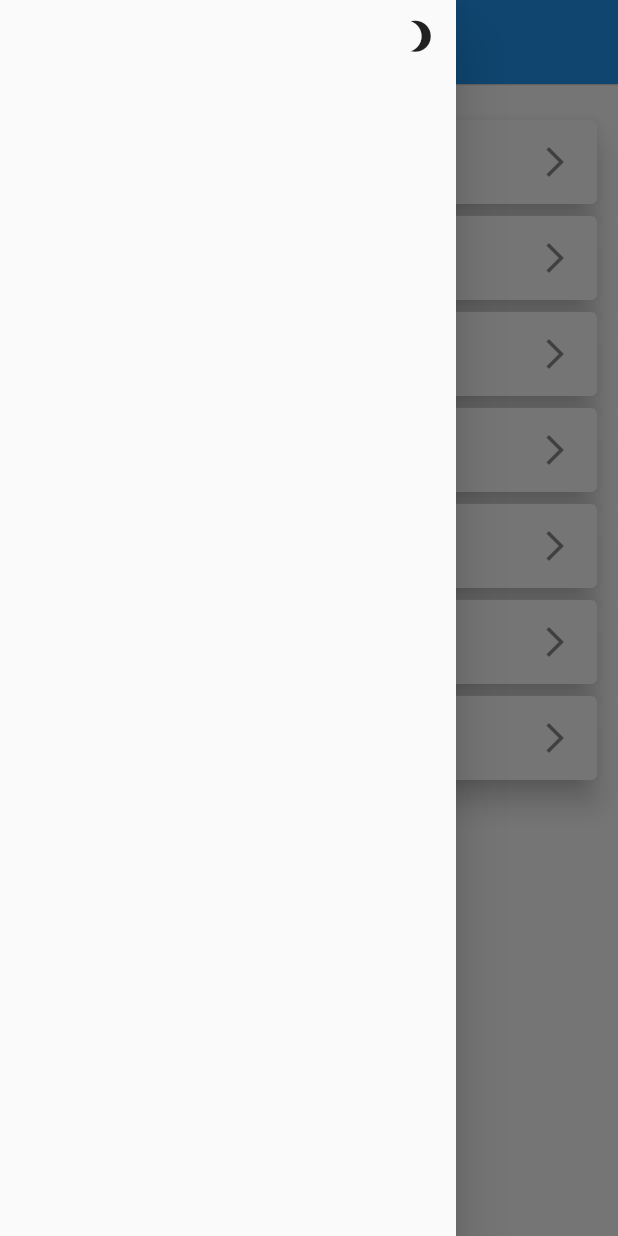
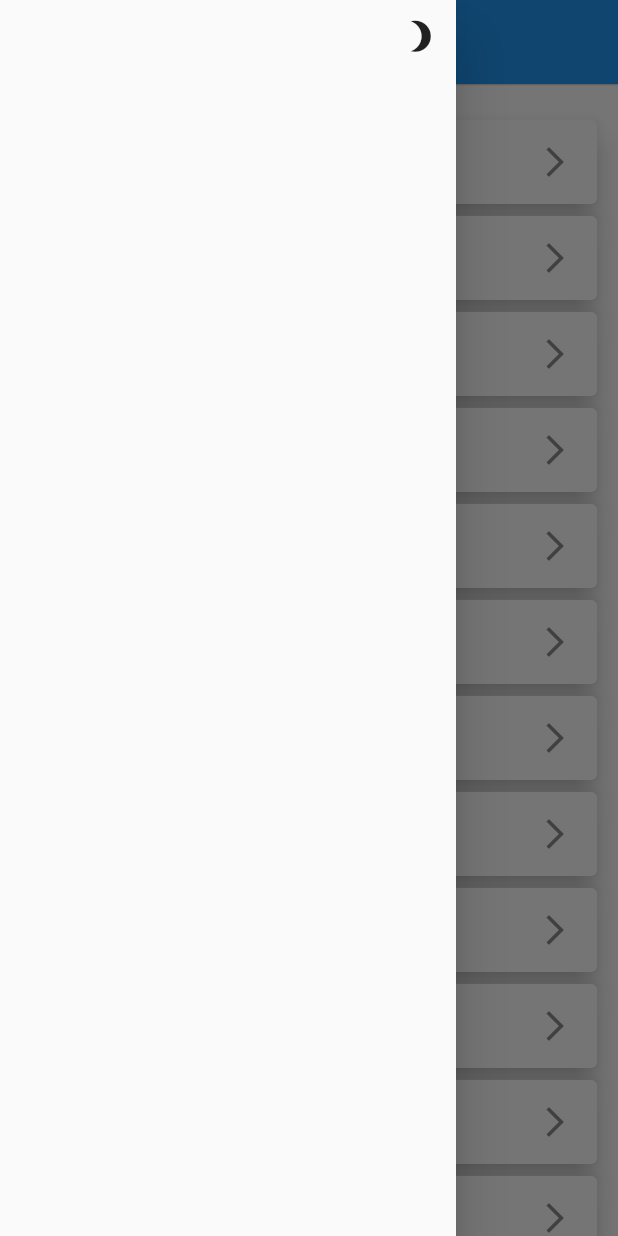
Before and after one commit to H3inAK/AnimeApp, a Flutter app: the screen it shows after launch, with the side drawer open, on a phone screen of 412 x 824 dp. Run offline on Flutter 3.47's test engine with Material 2 defaults, Android fonts, the phone set to English and light mode, and no system bars; our stand-ins replace animated_theme_switcher, flutter_rating_bar, shared_preferences.

```diff
--- /dev/null
+++ b/lib/models/data.dart
@@ -0,0 +1,8 @@
+import 'package:flutter/widgets.dart';
+
+class Data {
+  final String title;
+  final Widget widget;
+
+  Data({this.title, this.widget});
+}
--- a/lib/screens/home_screen.dart
+++ b/lib/screens/home_screen.dart
@@ -3,10 +3,12 @@ import 'package:flutter/material.dart';
 import 'package:animated_theme_switcher/animated_theme_switcher.dart';
 
 import '../themes/theme_service.dart';
+import '../models/data.dart';
 import './search_screen.dart';
 import './all_movie_series.dart';
 import './popular_movie_series.dart';
 import './trending_series.dart';
+import './categories_screen.dart';
 
 class HomeScreen extends StatefulWidget {
   HomeScreen({Key key}) : super(key: key);
@@ -16,6 +18,61 @@ class HomeScreen extends StatefulWidget {
 }
 
 class _HomeScreenState extends State<HomeScreen> {
+  List<Data> cardList = <Data>[
+    Data(
+      title: "All anime Series",
+      widget: AllMovieSeriesScreen("Anime"),
+    ),
+    Data(
+      title: "All manga Series",
+      widget: AllMovieSeriesScreen("Manga"),
+    ),
+    Data(
+      title: "Popular Anime Series",
+      widget: PopularMovieSeries("Anime"),
+    ),
+    Data(
+      title: "Popular Manga Series",
+      widget: PopularMovieSeries("Manga"),
+    ),
+    Data(
+      title: "Trending Anime Series",
+      widget: TrendingSeries("Anime"),
+    ),
+    Data(
+      title: "Trending Manga Series",
+      widget: TrendingSeries("Manga"),
+    ),
+    Data(
+      title: "Adventure Anime Series",
+      widget: CategoySeries("Anime", "Adventure"),
+    ),
+    Data(
+      title: "Romance Anime Series",
+      widget: CategoySeries("Anime", "Romance"),
+    ),
+    Data(
+      title: "Action Anime Series",
+      widget: CategoySeries("Anime", "Action"),
+    ),
+    Data(
+      title: "Adventure Manga Series",
+      widget: CategoySeries("Manga", "Adventure"),
+    ),
+    Data(
+      title: "Romance Manga Series",
+      widget: CategoySeries("Manga", "Romance"),
+    ),
+    Data(
+      title: "Action Manga Series",
+      widget: CategoySeries("Manga", "Action"),
+    ),
+    Data(
+      title: "Search Anime Series",
+      widget: SearchScreen(),
+    ),
+  ];
+
   @override
   Widget build(BuildContext context) {
     return ThemeSwitchingArea(
@@ -67,19 +124,20 @@ class _HomeScreenState extends State<HomeScreen> {
           ),
           centerTitle: true,
         ),
-        body: ListView(
+        body: ListView.builder(
           padding: EdgeInsets.symmetric(
             vertical: 20,
             horizontal: 10,
           ),
-          children: [
-            Card(
+          itemCount: cardList.length,
+          itemBuilder: (ctx, i) {
+            return Card(
               elevation: 8,
               child: ListTile(
                 onTap: () {
                   Navigator.of(context).push(
                     CupertinoPageRoute(
-                      builder: (ctx) => AllMovieSeriesScreen("Anime"),
+                      builder: (ctx) => cardList[i].widget,
                     ),
                   );
                 },
@@ -87,115 +145,12 @@ class _HomeScreenState extends State<HomeScreen> {
                   borderRadius: BorderRadius.circular(8),
                 ),
                 title: Text(
-                  "Anime Series",
+                  cardList[i].title,
                 ),
                 trailing: Icon(Icons.arrow_forward_ios),
               ),
-            ),
-            Card(
-              elevation: 8,
-              child: ListTile(
-                onTap: () {
-                  Navigator.of(context).push(
-                    CupertinoPageRoute(
-                      builder: (ctx) => AllMovieSeriesScreen("Manga"),
-                    ),
-                  );
-                },
-                shape: RoundedRectangleBorder(
-                  borderRadius: BorderRadius.circular(8),
-                ),
-                title: Text(
-                  "Manga Series",
-                ),
-                trailing: Icon(Icons.arrow_forward_ios),
-              ),
-            ),
-            Card(
-              elevation: 8,
-              child: ListTile(
-                onTap: () {
-                  Navigator.of(context).push(
-                    CupertinoPageRoute(
-                      builder: (ctx) => PopularMovieSeries("Anime"),
-                    ),
-                  );
-                },
-                title: Text(
-                  "Popular Anime Series",
-                  style: TextStyle(
-                    color: Colors.black54,
-                    // fontSize: 18,
-                  ),
-                ),
-                trailing: Icon(Icons.arrow_forward_ios),
-              ),
-            ),
-            Card(
-              elevation: 8,
-              child: ListTile(
-                onTap: () {
-                  Navigator.of(context).push(
-                    CupertinoPageRoute(
-                      builder: (ctx) => PopularMovieSeries("Manga"),
-                    ),
-                  );
-                },
-                title: Text(
-                  "Popular Manga Series",
-                ),
-                trailing: Icon(Icons.arrow_forward_ios),
-              ),
-            ),
-            Card(
-              elevation: 8,
-              child: ListTile(
-                onTap: () {
-                  Navigator.of(context).push(
-                    CupertinoPageRoute(
-                      builder: (ctx) => TrendingSeries("Anime"),
-                    ),
-                  );
-                },
-                title: Text(
-                  "Trending Anime Series",
-                ),
-                trailing: Icon(Icons.arrow_forward_ios),
-              ),
-            ),
-            Card(
-              elevation: 8,
-              child: ListTile(
-                onTap: () {
-                  Navigator.of(context).push(
-                    CupertinoPageRoute(
-                      builder: (ctx) => TrendingSeries("Manga"),
-                    ),
-                  );
-                },
-                title: Text(
-                  "Trending Manga Series",
-                ),
-                trailing: Icon(Icons.arrow_forward_ios),
-              ),
-            ),
-            Card(
-              elevation: 8,
-              child: ListTile(
-                onTap: () {
-                  Navigator.of(context).push(
-                    CupertinoPageRoute(
-                      builder: (ctx) => SearchScreen(),
-                    ),
-                  );
-                },
-                title: Text(
-                  "Search Implementation",
-                ),
-                trailing: Icon(Icons.arrow_forward_ios),
-              ),
-            ),
-          ],
+            );
+          },
         ),
       ),
     );
--- a/lib/screens/movie_details.dart
+++ b/lib/screens/movie_details.dart
@@ -114,7 +114,7 @@ class MovieDetailsScreen extends StatelessWidget {
           Text(displayedMovieDetail.description),
           SizedBox(height: 20),
           Text(
-            "Age rating Guide     : " +
+            "Age rating Guide : " +
                 displayedMovieDetail.ageRatingGuide.toString(),
             style: Theme.of(context).textTheme.caption.copyWith(
                   color: Colors.amber,
--- a/lib/screens/search_screen.dart
+++ b/lib/screens/search_screen.dart
@@ -30,48 +30,18 @@ class _SearchScreenState extends State<SearchScreen> {
             width: 340,
             child: TextField(
               autofocus: true,
-              textAlignVertical: TextAlignVertical.center,
               decoration: InputDecoration(
                 hintText: "search any series you want ...",
                 border: InputBorder.none,
-                // contentPadding: EdgeInsets.only(top: 2),
-                prefixIcon: const Icon(Icons.search),
               ),
               controller: textEditingController,
-              onSubmitted: (value) {
+              onSubmitted: (_) {
                 setState(() {
                   _startSearching = true;
                 });
               },
             ),
           ),
-          // Container(
-          //   margin: const EdgeInsets.symmetric(vertical: 5),
-          //   width: MediaQuery.of(context).size.width * 0.75,
-          //   child: TextField(
-          //     onChanged: (value) => _filterSearchResult(value),
-          //     controller: textEditingController,
-          //     autofocus: true,
-          //     textAlign: TextAlign.left,
-          //     style: const TextStyle(color: Colors.black),
-          //     textAlignVertical: TextAlignVertical.center,
-          //     decoration: InputDecoration(
-          //       contentPadding: EdgeInsets.only(top: 4),
-          //       prefixIcon: const Icon(
-          //         Icons.search,
-          //         color: Colors.black26,
-          //       ),
-          //       hintText: "search country by name .....",
-          //       hintStyle: const TextStyle(color: Colors.black38),
-          //       fillColor: Colors.grey[100],
-          //       filled: true,
-          //       border: OutlineInputBorder(
-          //         borderRadius: BorderRadius.circular(10),
-          //         borderSide: BorderSide.none,
-          //       ),
-          //     ),
-          //   ),
-          // ),
         ],
       ),
       body: _startSearching
```
Also changed, not shown: lib/providers/movie_items_provider.dart (+25 -6 lines), lib/screens/categories_screen.dart (added, +110 -0 lines).
